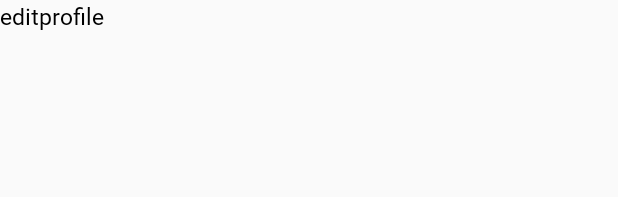
After one commit to Zchacha/winwinapp, an Android app: the layout activity_editprofile.xml on its own in the app's theme, with its tools: preview values and no code run, on a phone screen of 412 x 824 dp. The commit adds this screen. Shown: the top 197 px of the screen. Run offline under Robolectric (Android 15) with nearby library versions, the phone set to English and light mode, and no system bars.

Commit message:
editprofile

```diff
--- a/app/src/main/AndroidManifest.xml
+++ b/app/src/main/AndroidManifest.xml
@@ -10,6 +10,7 @@
         android:roundIcon="@mipmap/ic_launcher_round"
         android:supportsRtl="true"
         android:theme="@style/AppTheme">
+        <activity android:name=".editprofile"></activity>
         <activity
             android:name=".Home"
             android:label="@string/title_activity_home"
--- /dev/null
+++ b/app/src/main/res/layout/activity_editprofile.xml
@@ -0,0 +1,17 @@
+<?xml version="1.0" encoding="utf-8"?>
+<LinearLayout xmlns:android="http://schemas.android.com/apk/res/android"
+    xmlns:app="http://schemas.android.com/apk/res-auto"
+    xmlns:tools="http://schemas.android.com/tools"
+    android:layout_width="match_parent"
+    android:layout_height="match_parent"
+    tools:context=".editprofile">
+
+    <TextView
+        android:id="@+id/etprofile2"
+        android:layout_width="wrap_content"
+        android:layout_height="wrap_content"
+        android:text="editprofile"
+        android:textColor="#000000"
+        android:textSize="15dp"
+        app:fontFamily="@font/mitr_extralight" />
+</LinearLayout>
```
Also changed, not shown: app/src/main/java/com/example/winwinapp/Home.java (+22 -1 lines), app/src/main/java/com/example/winwinapp/editprofile.java (added, +14 -0 lines), app/src/main/res/layout/activity_home.xml (+12 -1 lines).
